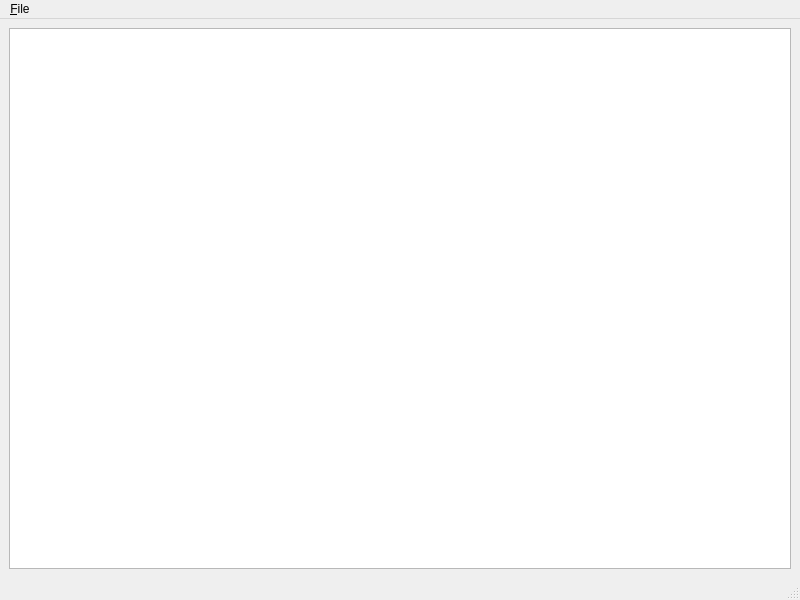
The window that mainwindow.ui (Bruh3509/TextEditor) describes before a commit, drawn with Qt 5.
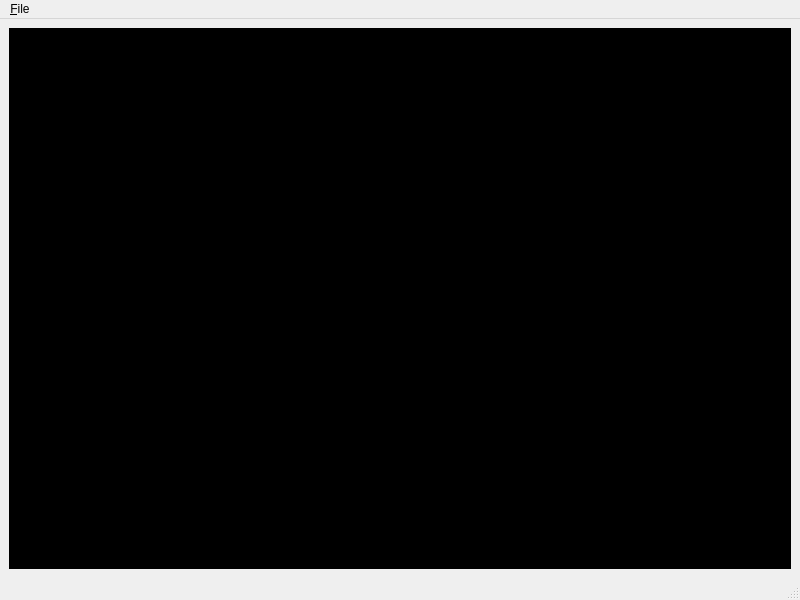
The same window after the commit.

Diff of the .ui file:
```diff
--- a/mainwindow.ui
+++ b/mainwindow.ui
@@ -17,6 +17,448 @@
    <layout class="QVBoxLayout" name="verticalLayout">
     <item>
      <widget class="QTextEdit" name="textEdit">
+      <property name="palette">
+       <palette>
+        <active>
+         <colorrole role="WindowText">
+          <brush brushstyle="SolidPattern">
+           <color alpha="255">
+            <red>255</red>
+            <green>255</green>
+            <blue>255</blue>
+           </color>
+          </brush>
+         </colorrole>
+         <colorrole role="Button">
+          <brush brushstyle="SolidPattern">
+           <color alpha="255">
+            <red>0</red>
+            <green>0</green>
+            <blue>0</blue>
+           </color>
+          </brush>
+         </colorrole>
+         <colorrole role="Light">
+          <brush brushstyle="SolidPattern">
+           <color alpha="255">
+            <red>0</red>
+            <green>0</green>
+            <blue>0</blue>
+           </color>
+          </brush>
+         </colorrole>
+         <colorrole role="Midlight">
+          <brush brushstyle="SolidPattern">
+           <color alpha="255">
+            <red>0</red>
+            <green>0</green>
+            <blue>0</blue>
+           </color>
+          </brush>
+         </colorrole>
+         <colorrole role="Dark">
+          <brush brushstyle="SolidPattern">
+           <color alpha="255">
+            <red>0</red>
+            <green>0</green>
+            <blue>0</blue>
+           </color>
+          </brush>
+         </colorrole>
+         <colorrole role="Mid">
+          <brush brushstyle="SolidPattern">
+           <color alpha="255">
+            <red>0</red>
+            <green>0</green>
+            <blue>0</blue>
+           </color>
+          </brush>
+         </colorrole>
+         <colorrole role="Text">
+          <brush brushstyle="SolidPattern">
+           <color alpha="255">
+            <red>255</red>
+            <green>255</green>
+            <blue>255</blue>
+           </color>
+          </brush>
+         </colorrole>
+         <colorrole role="BrightText">
+          <brush brushstyle="SolidPattern">
+           <color alpha="255">
+            <red>255</red>
+            <green>255</green>
+            <blue>255</blue>
+           </color>
+          </brush>
+         </colorrole>
+         <colorrole role="ButtonText">
+          <brush brushstyle="SolidPattern">
+           <color alpha="255">
+            <red>255</red>
+            <green>255</green>
+            <blue>255</blue>
+           </color>
+          </brush>
+         </colorrole>
+         <colorrole role="Base">
+          <brush brushstyle="SolidPattern">
+           <color alpha="255">
+            <red>0</red>
+            <green>0</green>
+            <blue>0</blue>
+           </color>
+          </brush>
+         </colorrole>
+         <colorrole role="Window">
+          <brush brushstyle="SolidPattern">
+           <color alpha="255">
+            <red>0</red>
+            <green>0</green>
+            <blue>0</blue>
+           </color>
+          </brush>
+         </colorrole>
+         <colorrole role="Shadow">
+          <brush brushstyle="SolidPattern">
+           <color alpha="255">
+            <red>0</red>
+            <green>0</green>
+            <blue>0</blue>
+           </color>
+          </brush>
+         </colorrole>
+         <colorrole role="AlternateBase">
+          <brush brushstyle="SolidPattern">
+           <color alpha="255">
+            <red>0</red>
+            <green>0</green>
+            <blue>0</blue>
+           </color>
+          </brush>
+         </colorrole>
+         <colorrole role="ToolTipBase">
+          <brush brushstyle="SolidPattern">
+           <color alpha="255">
+            <red>255</red>
+            <green>255</green>
+            <blue>220</blue>
+           </color>
+          </brush>
+         </colorrole>
+         <colorrole role="ToolTipText">
+          <brush brushstyle="SolidPattern">
+           <color alpha="255">
+            <red>0</red>
+            <green>0</green>
+            <blue>0</blue>
+           </color>
+          </brush>
+         </colorrole>
+         <colorrole role="PlaceholderText">
+          <brush brushstyle="SolidPattern">
+           <color alpha="127">
+            <red>255</red>
+            <green>255</green>
+            <blue>255</blue>
+           </color>
+          </brush>
+         </colorrole>
+        </active>
+        <inactive>
+         <colorrole role="WindowText">
+          <brush brushstyle="SolidPattern">
+           <color alpha="255">
+            <red>255</red>
+            <green>255</green>
+            <blue>255</blue>
+           </color>
+          </brush>
+         </colorrole>
+         <colorrole role="Button">
+          <brush brushstyle="SolidPattern">
+           <color alpha="255">
+            <red>0</red>
+            <green>0</green>
+            <blue>0</blue>
+           </color>
+          </brush>
+         </colorrole>
+         <colorrole role="Light">
+          <brush brushstyle="SolidPattern">
+           <color alpha="255">
+            <red>0</red>
+            <green>0</green>
+            <blue>0</blue>
+           </color>
+          </brush>
+         </colorrole>
+         <colorrole role="Midlight">
+          <brush brushstyle="SolidPattern">
+           <color alpha="255">
+            <red>0</red>
+            <green>0</green>
+            <blue>0</blue>
+           </color>
+          </brush>
+         </colorrole>
+         <colorrole role="Dark">
+          <brush brushstyle="SolidPattern">
+           <color alpha="255">
+            <red>0</red>
+            <green>0</green>
+            <blue>0</blue>
+           </color>
+          </brush>
+         </colorrole>
+         <colorrole role="Mid">
+          <brush brushstyle="SolidPattern">
+           <color alpha="255">
+            <red>0</red>
+            <green>0</green>
+            <blue>0</blue>
+           </color>
+          </brush>
+         </colorrole>
+         <colorrole role="Text">
+          <brush brushstyle="SolidPattern">
+           <color alpha="255">
+            <red>255</red>
+            <green>255</green>
+            <blue>255</blue>
+           </color>
+          </brush>
+         </colorrole>
+         <colorrole role="BrightText">
+          <brush brushstyle="SolidPattern">
+           <color alpha="255">
+            <red>255</red>
+            <green>255</green>
+            <blue>255</blue>
+           </color>
+          </brush>
+         </colorrole>
+         <colorrole role="ButtonText">
+          <brush brushstyle="SolidPattern">
+           <color alpha="255">
+            <red>255</red>
+            <green>255</green>
+            <blue>255</blue>
+           </color>
+          </brush>
+         </colorrole>
+         <colorrole role="Base">
+          <brush brushstyle="SolidPattern">
+           <color alpha="255">
+            <red>0</red>
+            <green>0</green>
+            <blue>0</blue>
+           </color>
+          </brush>
+         </colorrole>
+         <colorrole role="Window">
+          <brush brushstyle="SolidPattern">
+           <color alpha="255">
+            <red>0</red>
+            <green>0</green>
+            <blue>0</blue>
+           </color>
+          </brush>
+         </colorrole>
+         <colorrole role="Shadow">
+          <brush brushstyle="SolidPattern">
+           <color alpha="255">
+            <red>0</red>
+            <green>0</green>
+            <blue>0</blue>
+           </color>
+          </brush>
+         </colorrole>
+         <colorrole role="AlternateBase">
+          <brush brushstyle="SolidPattern">
+           <color alpha="255">
+            <red>0</red>
+            <green>0</green>
+            <blue>0</blue>
+           </color>
+          </brush>
+         </colorrole>
+         <colorrole role="ToolTipBase">
+          <brush brushstyle="SolidPattern">
+           <color alpha="255">
+            <red>255</red>
+            <green>255</green>
+            <blue>220</blue>
+           </color>
+          </brush>
+         </colorrole>
+         <colorrole role="ToolTipText">
+          <brush brushstyle="SolidPattern">
+           <color alpha="255">
+            <red>0</red>
+            <green>0</green>
+            <blue>0</blue>
+           </color>
+          </brush>
+         </colorrole>
+         <colorrole role="PlaceholderText">
+          <brush brushstyle="SolidPattern">
+           <color alpha="127">
+            <red>255</red>
+            <green>255</green>
+            <blue>255</blue>
+           </color>
+          </brush>
+         </colorrole>
+        </inactive>
+        <disabled>
+         <colorrole role="WindowText">
+          <brush brushstyle="SolidPattern">
+           <color alpha="255">
+            <red>0</red>
+            <green>0</green>
+            <blue>0</blue>
+           </color>
+          </brush>
+         </colorrole>
+         <colorrole role="Button">
+          <brush brushstyle="SolidPattern">
+           <color alpha="255">
+            <red>0</red>
+            <green>0</green>
+            <blue>0</blue>
+           </color>
+          </brush>
+         </colorrole>
+         <colorrole role="Light">
+          <brush brushstyle="SolidPattern">
+           <color alpha="255">
+            <red>0</red>
+            <green>0</green>
+            <blue>0</blue>
+           </color>
+          </brush>
+         </colorrole>
+         <colorrole role="Midlight">
+          <brush brushstyle="SolidPattern">
+           <color alpha="255">
+            <red>0</red>
+            <green>0</green>
+            <blue>0</blue>
+           </color>
+          </brush>
+         </colorrole>
+         <colorrole role="Dark">
+          <brush brushstyle="SolidPattern">
+           <color alpha="255">
+            <red>0</red>
+            <green>0</green>
+            <blue>0</blue>
+           </color>
+          </brush>
+         </colorrole>
+         <colorrole role="Mid">
+          <brush brushstyle="SolidPattern">
+           <color alpha="255">
+            <red>0</red>
+            <green>0</green>
+            <blue>0</blue>
+           </color>
+          </brush>
+         </colorrole>
+         <colorrole role="Text">
+          <brush brushstyle="SolidPattern">
+           <color alpha="255">
+            <red>0</red>
+            <green>0</green>
+            <blue>0</blue>
+           </color>
+          </brush>
+         </colorrole>
+         <colorrole role="BrightText">
+          <brush brushstyle="SolidPattern">
+           <color alpha="255">
+            <red>255</red>
+            <green>255</green>
+            <blue>255</blue>
+           </color>
+          </brush>
+         </colorrole>
+         <colorrole role="ButtonText">
+          <brush brushstyle="SolidPattern">
+           <color alpha="255">
+            <red>0</red>
+            <green>0</green>
+            <blue>0</blue>
+           </color>
+          </brush>
+         </colorrole>
+         <colorrole role="Base">
+          <brush brushstyle="SolidPattern">
+           <color alpha="255">
+            <red>0</red>
+            <green>0</green>
+            <blue>0</blue>
+           </color>
+          </brush>
+         </colorrole>
+         <colorrole role="Window">
+          <brush brushstyle="SolidPattern">
+           <color alpha="255">
+            <red>0</red>
+            <green>0</green>
+            <blue>0</blue>
+           </color>
+          </brush>
+         </colorrole>
+         <colorrole role="Shadow">
+          <brush brushstyle="SolidPattern">
+           <color alpha="255">
+            <red>0</red>
+            <green>0</green>
+            <blue>0</blue>
+           </color>
+          </brush>
+         </colorrole>
+         <colorrole role="AlternateBase">
+          <brush brushstyle="SolidPattern">
+           <color alpha="255">
+            <red>0</red>
+            <green>0</green>
+            <blue>0</blue>
+           </color>
+          </brush>
+         </colorrole>
+         <colorrole role="ToolTipBase">
+          <brush brushstyle="SolidPattern">
+           <color alpha="255">
+            <red>255</red>
+            <green>255</green>
+            <blue>220</blue>
+           </color>
+          </brush>
+         </colorrole>
+         <colorrole role="ToolTipText">
+          <brush brushstyle="SolidPattern">
+           <color alpha="255">
+            <red>0</red>
+            <green>0</green>
+            <blue>0</blue>
+           </color>
+          </brush>
+         </colorrole>
+         <colorrole role="PlaceholderText">
+          <brush brushstyle="SolidPattern">
+           <color alpha="127">
+            <red>0</red>
+            <green>0</green>
+            <blue>0</blue>
+           </color>
+          </brush>
+         </colorrole>
+        </disabled>
+       </palette>
+      </property>
       <property name="font">
        <font>
         <pointsize>15</pointsize>
```
